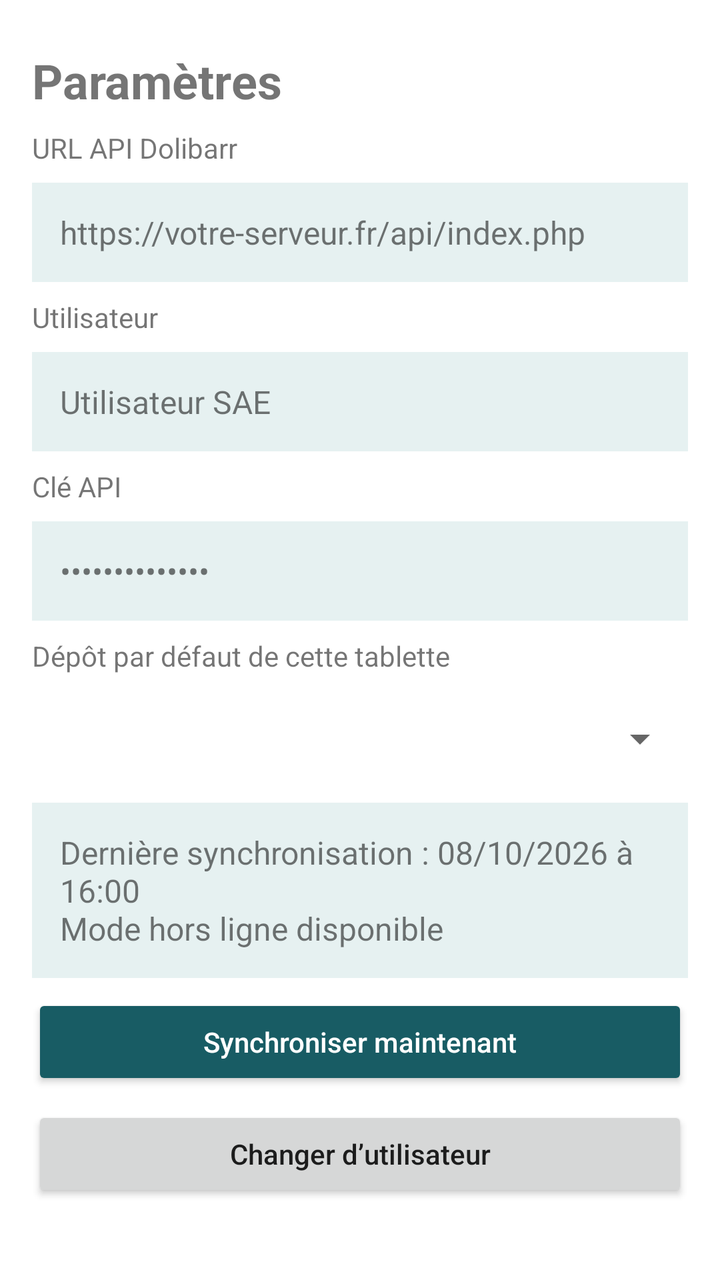
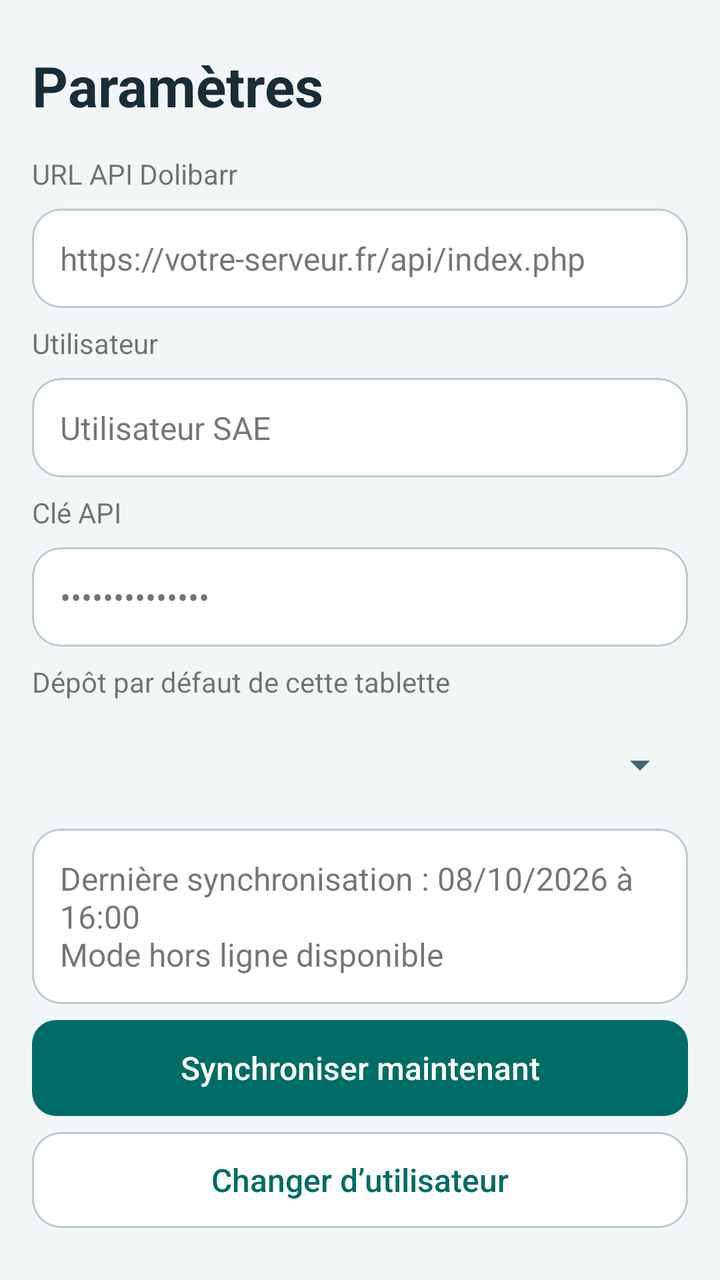

Screens rendered from an Android XML layout before and after an edit, with the pre-edit source and the edit as a unified diff.
<!-- AndroidManifest.xml: application theme AppTheme -->
<!-- res/layout/fragment_settings.xml -->
<ScrollView
    xmlns:android="http://schemas.android.com/apk/res/android"
    android:layout_width="match_parent"
    android:layout_height="match_parent"
    android:background="@android:color/white">
    <LinearLayout
        android:padding="16dp"
        android:layout_width="match_parent"
        android:layout_height="wrap_content"
        android:orientation="vertical">
        <TextView
            android:id="@+id/settings_title"
            android:layout_width="match_parent"
            android:layout_height="wrap_content"
            android:layout_marginTop="8dp"
            android:text="@string/settings_title"
            android:textStyle="bold"
            android:textSize="24sp" />
        <TextView
            android:id="@+id/api_label"
            android:layout_width="match_parent"
            android:layout_height="wrap_content"
            android:layout_marginTop="8dp"
            android:text="@string/api_label" />
        <TextView
            android:id="@+id/api_url"
            android:layout_width="match_parent"
            android:layout_height="wrap_content"
            android:layout_marginTop="8dp"
            android:text="@string/api_url"
            android:background="@color/header_surface"
            android:padding="14dp"
            android:textSize="16sp" />
        <TextView
            android:id="@+id/account_label"
            android:layout_width="match_parent"
            android:layout_height="wrap_content"
            android:layout_marginTop="8dp"
            android:text="@string/account_label" />
        <TextView
            android:id="@+id/account_name"
            android:layout_width="match_parent"
            android:layout_height="wrap_content"
            android:layout_marginTop="8dp"
            android:text="@string/account_name"
            android:background="@color/header_surface"
            android:padding="14dp"
            android:textSize="16sp" />
        <TextView
            android:id="@+id/key_label"
            android:layout_width="match_parent"
            android:layout_height="wrap_content"
            android:layout_marginTop="8dp"
            android:text="@string/key_label" />
        <TextView
            android:id="@+id/masked_key"
            android:layout_width="match_parent"
            android:layout_height="wrap_content"
            android:layout_marginTop="8dp"
            android:text="@string/masked_key"
            android:background="@color/header_surface"
            android:padding="14dp"
            android:textSize="16sp" />
        <TextView
            android:id="@+id/depot_label"
            android:layout_width="match_parent"
            android:layout_height="wrap_content"
            android:layout_marginTop="8dp"
            android:text="@string/depot_label" />
        <Spinner
            android:id="@+id/default_depot"
            android:layout_width="match_parent"
            android:layout_height="wrap_content"
            android:layout_marginTop="8dp"
            android:minHeight="48dp" />
        <TextView
            android:id="@+id/sync_summary"
            android:layout_width="match_parent"
            android:layout_height="wrap_content"
            android:layout_marginTop="8dp"
            android:text="@string/sync_summary"
            android:background="@color/header_surface"
            android:padding="14dp"
            android:textSize="16sp" />
        <Button
            android:id="@+id/settings_sync"
            android:layout_width="match_parent"
            android:layout_height="wrap_content"
            android:layout_marginTop="8dp"
            android:text="@string/settings_sync"
            android:minHeight="48dp"
            android:textAllCaps="false"
            android:backgroundTint="@color/accent"
            android:textColor="@android:color/white" />
        <Button
            android:id="@+id/change_account"
            android:layout_width="match_parent"
            android:layout_height="wrap_content"
            android:layout_marginTop="8dp"
            android:text="@string/change_account"
            android:minHeight="48dp"
            android:textAllCaps="false" />
    </LinearLayout>
</ScrollView>
<!-- resources referenced by this layout -->
<resources>
  <color name="accent">#185C64</color>
  <color name="header_surface">#E6F1F1</color>
  <style name="AppTheme" parent="android:style/Theme.Material.Light.NoActionBar">
          <item name="android:colorAccent">@color/accent</item>
          <item name="android:windowBackground">@android:color/white</item>
      </style>
  <!-- unchanged entries left out for length: 11 -->
</resources>

<!-- the commit's change to res/layout/fragment_settings.xml (unified diff, before → after) -->
@@ -2,20 +2,19 @@
     xmlns:android="http://schemas.android.com/apk/res/android"
     android:layout_width="match_parent"
     android:layout_height="match_parent"
-    android:background="@android:color/white">
+    android:background="@color/canvas">
     <LinearLayout
         android:padding="16dp"
         android:layout_width="match_parent"
         android:layout_height="wrap_content"
         android:orientation="vertical">
         <TextView
+            style="@style/ScreenTitle"
             android:id="@+id/settings_title"
             android:layout_width="match_parent"
             android:layout_height="wrap_content"
             android:layout_marginTop="8dp"
-            android:text="@string/settings_title"
-            android:textStyle="bold"
-            android:textSize="24sp" />
+            android:text="@string/settings_title" />
         <TextView
             android:id="@+id/api_label"
             android:layout_width="match_parent"
@@ -28,7 +27,7 @@
             android:layout_height="wrap_content"
             android:layout_marginTop="8dp"
             android:text="@string/api_url"
-            android:background="@color/header_surface"
+            android:background="@drawable/surface_card"
             android:padding="14dp"
             android:textSize="16sp" />
         <TextView
@@ -43,7 +42,7 @@
             android:layout_height="wrap_content"
             android:layout_marginTop="8dp"
             android:text="@string/account_name"
-            android:background="@color/header_surface"
+            android:background="@drawable/surface_card"
             android:padding="14dp"
             android:textSize="16sp" />
         <TextView
@@ -58,7 +57,7 @@
             android:layout_height="wrap_content"
             android:layout_marginTop="8dp"
             android:text="@string/masked_key"
-            android:background="@color/header_surface"
+            android:background="@drawable/surface_card"
             android:padding="14dp"
             android:textSize="16sp" />
         <TextView
@@ -79,19 +78,18 @@
             android:layout_height="wrap_content"
             android:layout_marginTop="8dp"
             android:text="@string/sync_summary"
-            android:background="@color/header_surface"
+            android:background="@drawable/surface_card"
             android:padding="14dp"
             android:textSize="16sp" />
         <Button
+            style="@style/StockPrimary"
             android:id="@+id/settings_sync"
             android:layout_width="match_parent"
             android:layout_height="wrap_content"
             android:layout_marginTop="8dp"
             android:text="@string/settings_sync"
             android:minHeight="48dp"
-            android:textAllCaps="false"
-            android:backgroundTint="@color/accent"
-            android:textColor="@android:color/white" />
+            android:textAllCaps="false" />
         <Button
             android:id="@+id/change_account"
             android:layout_width="match_parent"
<!-- resource entries referenced after the edit -->
@@ -1,11 +1,122 @@
 <!-- resources referenced by this layout -->
 <resources>
-  <color name="accent">#185C64</color>
-  <color name="header_surface">#E6F1F1</color>
+  <color name="canvas">#F3F6F7</color>
+  <!-- drawable surface_card (drawable) -->
+  <shape xmlns:android="http://schemas.android.com/apk/res/android">
+      <solid android:color="@android:color/white" />
+      <corners android:radius="14dp" />
+      <stroke android:width="1dp" android:color="@color/outline" />
+  </shape>
+  <style name="ScreenTitle">
+          <item name="android:textSize">28sp</item>
+          <item name="android:textColor">@color/ink</item>
+          <item name="android:textStyle">bold</item>
+          <item name="android:layout_marginBottom">8dp</item>
+      </style>
+  <style name="StockPrimary" parent="StockButton">
+          <item name="android:background">@drawable/action_primary</item>
+          <item name="android:textColor">@color/action_primary</item>
+      </style>
+  <color name="accent">#006C66</color>
+  <style name="StockInput" parent="android:style/Widget.Material.EditText">
+          <item name="android:background">@drawable/login_field</item>
+          <item name="android:backgroundTint">@null</item>
+          <item name="android:textColor">@color/ink</item>
+          <item name="android:textColorHint">@color/muted</item>
+          <item name="android:padding">12dp</item>
+          <item name="android:minHeight">50dp</item>
+          <item name="android:textSize">16sp</item>
+      </style>
+  <color name="muted">#49616C</color>
+  <color name="header_surface">#143541</color>
+  <!-- drawable action_secondary (drawable) -->
+  <ripple xmlns:android="http://schemas.android.com/apk/res/android" android:color="?android:attr/colorControlHighlight">
+      <item>
+          <selector>
+              <item android:state_enabled="false" android:drawable="@drawable/disabled_fill" />
+              <item android:state_focused="true" android:drawable="@drawable/action_focus_secondary" />
+              <item android:drawable="@drawable/surface_card" />
+          </selector>
+      </item>
+  </ripple>
+  <!-- drawable disabled_fill (drawable) -->
+  <shape xmlns:android="http://schemas.android.com/apk/res/android">
+      <solid android:color="@color/disabled_surface" />
+      <corners android:radius="12dp" />
+  </shape>
+  <!-- drawable action_focus_primary (drawable) -->
+  <shape xmlns:android="http://schemas.android.com/apk/res/android">
+      <solid android:color="@color/accent" />
+      <corners android:radius="12dp" />
+      <stroke android:width="2dp" android:color="@color/ink" />
+  </shape>
+  <!-- drawable accent_fill (drawable) -->
+  <shape xmlns:android="http://schemas.android.com/apk/res/android">
+      <solid android:color="@color/accent" />
+      <corners android:radius="12dp" />
+  </shape>
+  <!-- drawable login_field (drawable) -->
+  <selector xmlns:android="http://schemas.android.com/apk/res/android">
+      <item android:state_focused="true">
+          <shape>
+              <solid android:color="@android:color/white" />
+              <stroke android:width="2dp" android:color="@color/accent" />
+              <corners android:radius="10dp" />
+          </shape>
+      </item>
+      <item>
+          <shape>
+              <solid android:color="@android:color/white" />
+              <stroke android:width="1dp" android:color="@color/outline" />
+              <corners android:radius="10dp" />
+          </shape>
+      </item>
+  </selector>
+  <!-- drawable action_focus_secondary (drawable) -->
+  <shape xmlns:android="http://schemas.android.com/apk/res/android">
+      <solid android:color="@color/soft" />
+      <corners android:radius="12dp" />
+      <stroke android:width="2dp" android:color="@color/ink" />
+  </shape>
+  <color name="disabled_surface">#E0E7E9</color>
+  <color name="soft">#E1F4EF</color>
   <style name="AppTheme" parent="android:style/Theme.Material.Light.NoActionBar">
           <item name="android:colorAccent">@color/accent</item>
-          <item name="android:windowBackground">@android:color/white</item>
+          <item name="android:windowBackground">@color/canvas</item>
+          <item name="android:buttonStyle">@style/StockButton</item>
+          <item name="android:editTextStyle">@style/StockInput</item>
+          <item name="android:textColorPrimary">@color/ink</item>
+          <item name="android:textColorSecondary">@color/muted</item>
+          <item name="android:statusBarColor">@color/header_surface</item>
+          <item name="android:navigationBarColor">@color/header_surface</item>
       </style>
+  <color name="outline">#BACBD0</color>
+  <color name="ink">#182D37</color>
+  <style name="StockButton" parent="android:style/Widget.Material.Button">
+          <item name="android:background">@drawable/action_secondary</item>
+          <item name="android:backgroundTint">@null</item>
+          <item name="android:stateListAnimator">@null</item>
+          <item name="android:textColor">@color/action_secondary</item>
+          <item name="android:textAllCaps">false</item>
+          <item name="android:letterSpacing">0</item>
+          <item name="android:fontFamily">sans-serif-medium</item>
+          <item name="android:textSize">16sp</item>
+          <item name="android:minHeight">50dp</item>
+          <item name="android:paddingStart">16dp</item>
+          <item name="android:paddingEnd">16dp</item>
+          <item name="android:paddingTop">10dp</item>
+          <item name="android:paddingBottom">10dp</item>
+      </style>
+  <!-- drawable action_primary (drawable) -->
+  <ripple xmlns:android="http://schemas.android.com/apk/res/android" android:color="?android:attr/colorControlHighlight">
+      <item>
+          <selector>
+              <item android:state_enabled="false" android:drawable="@drawable/disabled_fill" />
+              <item android:state_focused="true" android:drawable="@drawable/action_focus_primary" />
+              <item android:drawable="@drawable/accent_fill" />
+          </selector>
+      </item>
+  </ripple>
   <!-- unchanged entries left out for length: 11 -->
 </resources>
 
